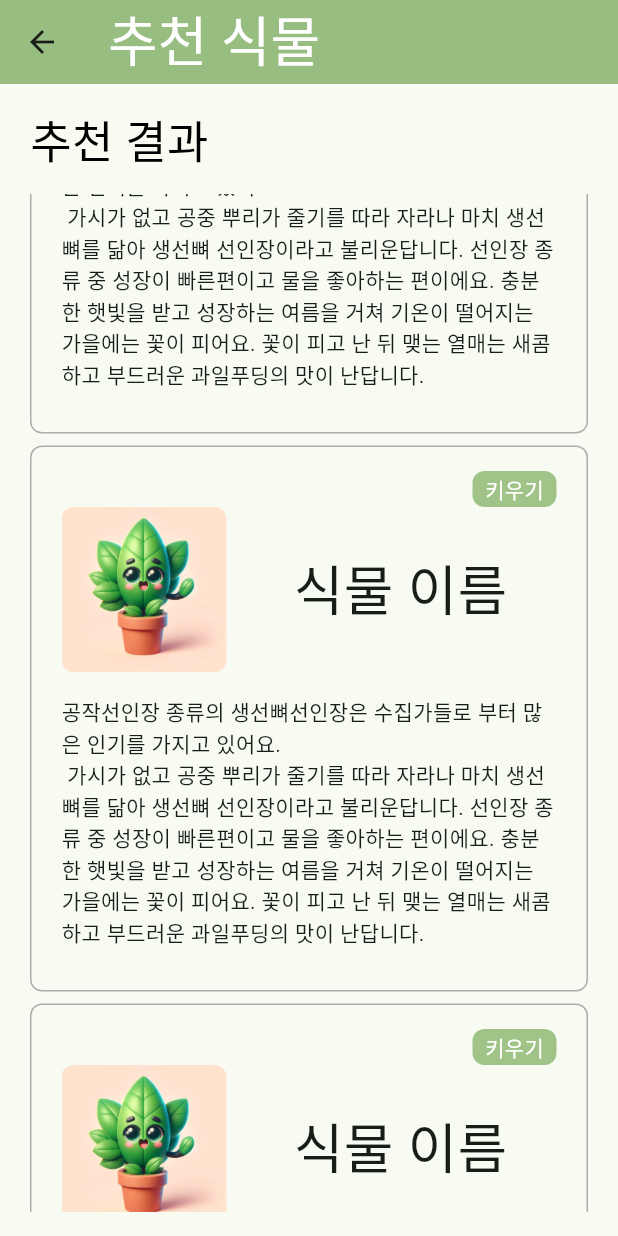
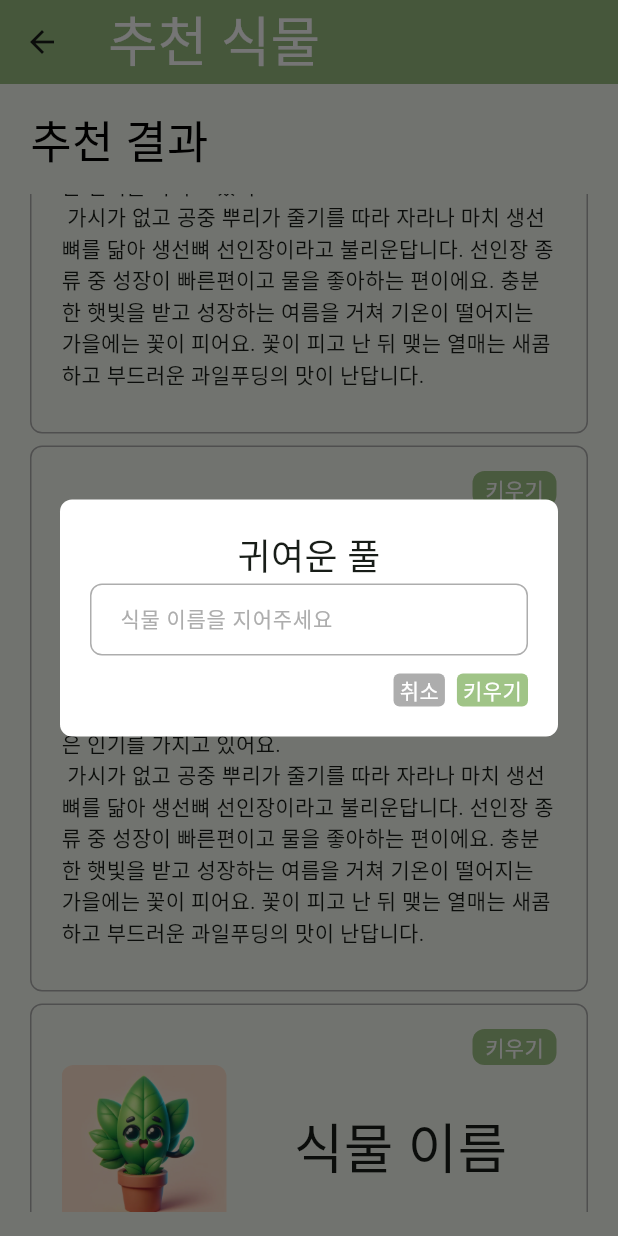
Before and after one commit to manneunghaegyeolsa/Plant-Growing-App, a Flutter app: the FirstPage screen opened directly, scrolled down 576 dp, after a tap on "키우기", on a phone screen of 412 x 824 dp. Run offline on Flutter 3.47's test engine with Material 3 defaults, Android fonts, the light colour scheme and no system bars; our stand-ins replace flutter_svg, percent_indicator; Roboto replaces fonts that are missing (Pretendard, Stylish).

Commit message:
feat: 식물 키우기 화면(#8)

```diff
--- a/lib/screens/firstpage.dart
+++ b/lib/screens/firstpage.dart
@@ -73,7 +73,7 @@ class _FirstPageState extends State<FirstPage> {
                               alignment: Alignment.centerRight,
                               child: GestureDetector(
                                 onTap: () {
-
+                                  makePlant('귀여운 풀', 'plantImage');
                                 },
                                 child: Container(
                                           height: 24,
@@ -129,4 +129,82 @@ class _FirstPageState extends State<FirstPage> {
       ),
     );
   }
+  makePlant(plantName, plantImage){
+    showDialog(context: context,
+    barrierDismissible: false,
+    builder: (content){
+      return Dialog(
+        backgroundColor: AppColor.white,
+        shadowColor: Colors.transparent,
+        surfaceTintColor: Colors.transparent,
+        shape: RoundedRectangleBorder(
+          borderRadius: BorderRadius.circular(
+              8.0), // 테두리의 둥근 정도 조절
+        ),
+        child: Padding(padding: EdgeInsets.all(20),
+        child: Column(
+          mainAxisSize: MainAxisSize.min,
+          children: [
+            Text('$plantName',
+            style: TextStyle(
+              fontSize: 24,
+              fontFamily: 'Stylish'),
+            ),
+            TextFormField(
+              decoration: InputDecoration(
+                            isDense: true,
+                            contentPadding: const EdgeInsets.symmetric(
+                                vertical: 12, horizontal: 16),
+                            focusedBorder: const OutlineInputBorder(
+                              borderSide: BorderSide(
+                                color: AppColor.black,
+                              ),
+                            ),
+                            enabledBorder: OutlineInputBorder(
+                                borderRadius: BorderRadius.circular(8),
+                                borderSide: BorderSide(
+                                  color: AppColor.gray,
+                                )),
+                            hintText: "식물 이름을 지어주세요",
+                            hintStyle: TextStyle(
+                              fontSize: 14,
+                              fontFamily: 'Pretendard',
+                              fontWeight: FontWeight.w400,
+                              color: AppColor.gray,
+                            ),),
+            ),
+            SizedBox(height: 12,),
+            Row(
+              children: [
+                Spacer(),
+                GestureDetector(
+                  onTap: () {
+                    Navigator.pop(context);
+                  },
+                  child: Container(
+                    decoration: BoxDecoration(
+                      color: AppColor.gray,
+                      borderRadius: BorderRadius.circular(4)
+                    ),
+                    padding: EdgeInsets.symmetric(horizontal: 4, vertical: 1),
+                    child: Text('취소', style: TextStyle(color: AppColor.white),))),
+                  SizedBox(width: 8,),
+                GestureDetector(
+                  onTap: () {
+                    Navigator.pop(context);
+                  },
+                  child: Container(
+                    decoration: BoxDecoration(
+                      color: AppColor.primaryGreen,
+                      borderRadius: BorderRadius.circular(4)
+                    ),
+                    padding: EdgeInsets.symmetric(horizontal: 4, vertical: 1),
+                    child: Text('키우기', style: TextStyle(color: AppColor.white),)))
+              ],
+            )
+          ],
+        ),),
+      );
+    });
+  }
 }
--- a/pubspec.yaml
+++ b/pubspec.yaml
@@ -38,6 +38,9 @@ dependencies:
   flutter_svg: ^2.0.10+1
   carousel_slider: ^4.2.1
   percent_indicator: ^4.2.3
+  amplify_flutter: ^1.0.0
+  amplify_auth_cognito: ^1.0.0
+  amplify_authenticator: ^1.0.0
 
 dev_dependencies:
   flutter_test:
```
